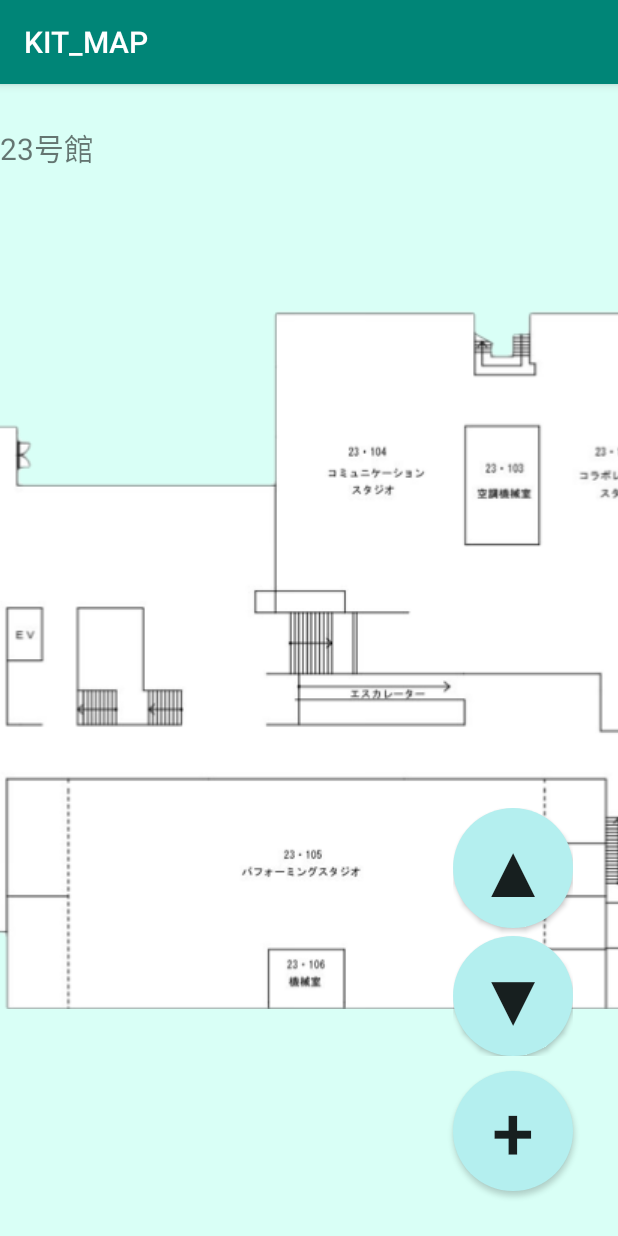
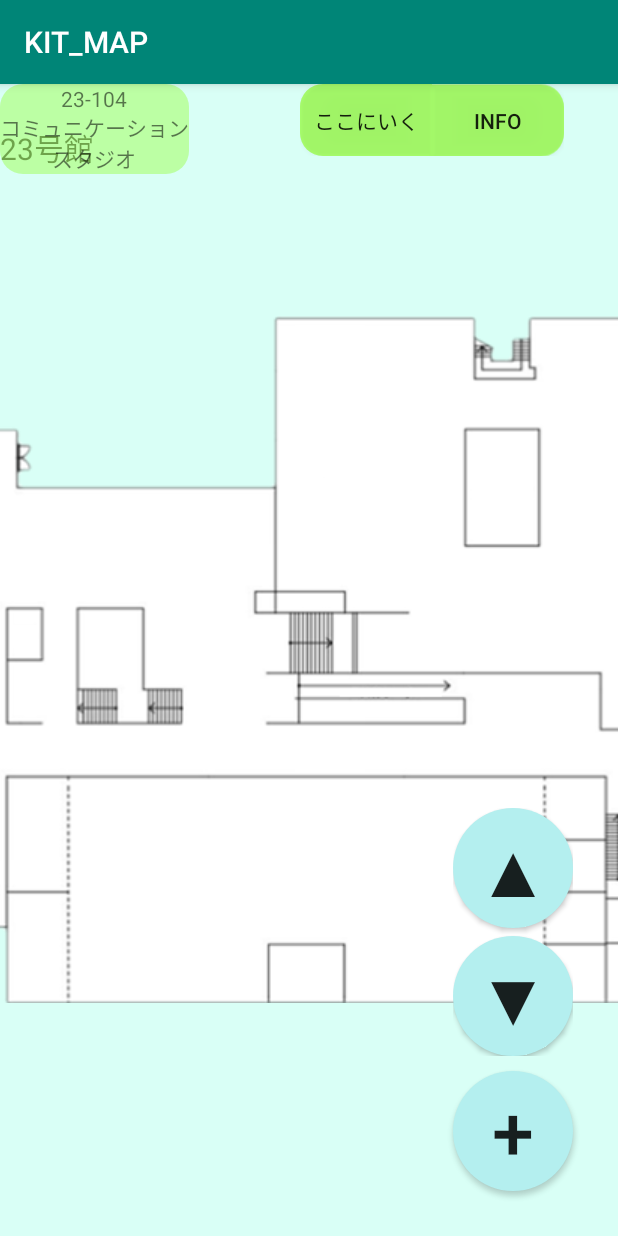
Before and after one commit to pikohan-suzuki/GohanApp, an Android app: the screen it shows after launch (MainActivity), on a phone screen of 412 x 824 dp. Run offline under Robolectric (Android 15) with nearby library versions, the phone set to English and light mode, and no system bars.

Commit message:
部屋とTextViewを対応付け

```diff
--- a/KIT_MAP/app/src/main/java/com/example/a81809/kit_map/MainActivity.java
+++ b/KIT_MAP/app/src/main/java/com/example/a81809/kit_map/MainActivity.java
@@ -9,11 +9,14 @@ import android.view.GestureDetector;
 import android.view.MotionEvent;
 import android.view.ScaleGestureDetector;
 import android.view.View;
+import android.view.ViewGroup;
 import android.view.WindowManager;
 import android.widget.Button;
 import android.widget.FrameLayout;
 import android.widget.ImageView;
+import android.widget.LinearLayout;
 import android.widget.TextView;
+import android.widget.Toast;
 
 public class MainActivity extends AppCompatActivity {
 
@@ -26,6 +29,10 @@ public class MainActivity extends AppCompatActivity {
     private Button down_button;
     private TextView buildingtextView;
     private TextView floorTextView;
+    private TextView room0;
+    private LinearLayout info_layout;
+    private Button goto_button;
+    private Button info_button;
 
     private int imageWidth;         //画像の現在の幅
     private int imageHeight;        //画像の現在の高さ
@@ -42,7 +49,7 @@ public class MainActivity extends AppCompatActivity {
     private int building = 23;           //建物番号
     private int floor = 0;              //階層番号
     private int[] floorImage = {R.drawable.b23_1, R.drawable.b23_2, R.drawable.b23_3, R.drawable.b23_4, R.drawable.b23_5};
-
+    private float[][] roomRange ={{0.5f,0.25f}};
     @Override
     protected void onCreate(Bundle savedInstanceState) {
         super.onCreate(savedInstanceState);
@@ -54,6 +61,7 @@ public class MainActivity extends AppCompatActivity {
         down_button = findViewById(R.id.down_button);
         buildingtextView = findViewById(R.id.building_textView);
         floorTextView = findViewById(R.id.floor_textView);
+        room0 = findViewById(R.id.room0);
 
         mImageView.setImageResource(floorImage[0]);
 
@@ -94,6 +102,13 @@ public class MainActivity extends AppCompatActivity {
                 }
             }
         });
+
+        room0.setOnClickListener(new View.OnClickListener() {
+            @Override
+            public void onClick(View v) {
+                Log.d("debug","コミュニケーションスタジオ");
+            }
+        });
     }
 
     @Override
@@ -111,6 +126,14 @@ public class MainActivity extends AppCompatActivity {
         minImageHeight = realScreenHeight * 0.25f;
         minImageWidth = realScreenWidth * 0.25f;
         setImageInfo();
+        float textMarginX = defaultX + imageWidth*roomRange[0][0];
+        float textMarginY = defaultY + imageHeight*roomRange[0][1];
+//        ViewGroup.LayoutParams lp = room0.getLayoutParams();
+//        ViewGroup.MarginLayoutParams mlp =(ViewGroup.MarginLayoutParams)lp;
+//        mlp.setMargins(mlp.leftMargin,(int)textMarginX,mlp.topMargin,(int)textMarginY);
+        room0.setX(textMarginX);
+        room0.setY(textMarginY);
+
     }
 
     private void setImageInfo() {
@@ -194,6 +217,8 @@ public class MainActivity extends AppCompatActivity {
                     Log.d("debug", "onScroll");
                     mImageView.setX(mImageView.getX() - distanceX * 0.5f);
                     mImageView.setY(mImageView.getY() - distanceY * 0.5f);
+                    room0.setX(room0.getX() - distanceX * 0.5f);
+                    room0.setY(room0.getY()- distanceY *0.5f);
                     Log.d("debug", "x:" + mImageView.getX() + " v:" + distanceX + " setY:" + mImageView.getY() +
                             " b1:" + distanceY + "before_x:" + motionEvent1.getX() + " after_x:" + motionEvent1.getY());
                     return false;
--- /dev/null
+++ b/KIT_MAP/app/src/main/res/drawable/goto_button.xml
@@ -0,0 +1,10 @@
+<?xml version="1.0" encoding="utf-8"?>
+<shape xmlns:android="http://schemas.android.com/apk/res/android"
+    android:shape="rectangle">
+    <corners
+        android:bottomLeftRadius="15dp"
+        android:topLeftRadius="15dp"
+        />
+    <solid
+        android:color="#5580ff00"/>
+</shape>
--- /dev/null
+++ b/KIT_MAP/app/src/main/res/drawable/info_button.xml
@@ -0,0 +1,10 @@
+<?xml version="1.0" encoding="utf-8"?>
+<shape xmlns:android="http://schemas.android.com/apk/res/android"
+    android:shape="rectangle">
+    <corners
+        android:bottomRightRadius="15dp"
+        android:topRightRadius="15dp"
+        />
+    <solid
+        android:color="#5580ff00"/>
+</shape>
--- /dev/null
+++ b/KIT_MAP/app/src/main/res/drawable/marukado.xml
@@ -0,0 +1,12 @@
+<?xml version="1.0" encoding="utf-8"?>
+<shape xmlns:android="http://schemas.android.com/apk/res/android"
+    android:shape="rectangle">
+   <corners
+       android:bottomLeftRadius="15dp"
+       android:bottomRightRadius="15dp"
+       android:topLeftRadius="15dp"
+       android:topRightRadius="15dp"
+       />
+    <solid
+        android:color="#5580ff00"/>
+</shape>
--- a/KIT_MAP/app/src/main/res/layout/activity_main.xml
+++ b/KIT_MAP/app/src/main/res/layout/activity_main.xml
@@ -22,11 +22,12 @@
 
         <TextView
             android:id="@+id/building_textView"
-            android:text="23号館"
             android:layout_width="wrap_content"
             android:layout_height="wrap_content"
+            android:text="23号館"
             android:textSize="20sp" />
     </LinearLayout>
+
 
     <ImageView
         android:id="@+id/droid_Image"
@@ -35,22 +36,58 @@
         android:layout_gravity="center"
         android:scaleType="centerCrop" />
 
+    <TextView
+        android:id="@+id/room0"
+        android:layout_width="wrap_content"
+        android:layout_height="wrap_content"
+        android:clickable="true"
+        android:textAlignment="center"
+        android:text="23-104\nコミュニケーション\nスタジオ"
+        android:background="@drawable/marukado"
+        />
+
+    <LinearLayout
+        android:id="@+id/info_layout"
+        android:layout_width="wrap_content"
+        android:layout_height="wrap_content"
+        android:background="@drawable/marukado"
+        android:layout_marginLeft="200dp"
+        android:orientation="horizontal">
+
+        <Button
+            android:id="@+id/goTo_button"
+            android:layout_width="wrap_content"
+            android:layout_height="wrap_content"
+            android:background="@drawable/goto_button"
+            android:textAlignment="center"
+            android:text="ここにいく" />
+
+        <Button
+            android:id="@+id/info_button"
+            android:layout_width="wrap_content"
+            android:layout_height="wrap_content"
+            android:background="@drawable/info_button"
+            android:textAlignment="center"
+            android:text="Info" />
+
+    </LinearLayout>
+
     <LinearLayout
         android:layout_width="wrap_content"
         android:layout_height="wrap_content"
         android:layout_gravity="right|bottom"
-        android:orientation="vertical"
         android:layout_marginRight="30dp"
-        android:layout_marginBottom="120dp">
+        android:layout_marginBottom="120dp"
+        android:orientation="vertical">
 
         <Button
             android:id="@+id/up_button"
             android:layout_width="80dp"
             android:layout_height="80dp"
+            android:layout_marginBottom="5dp"
             android:background="@drawable/round_button"
             android:text="▲"
-            android:textSize="50dp"
-            android:layout_marginBottom="5dp"/>
+            android:textSize="50dp" />
 
         <Button
             android:id="@+id/down_button"
@@ -61,6 +98,7 @@
             android:textSize="50dp" />
 
     </LinearLayout>
+
     <LinearLayout
         android:layout_width="match_parent"
         android:layout_height="wrap_content"
```
Also changed, not shown: KIT_MAP/app/src/main/res/drawable/b23_1.png.
